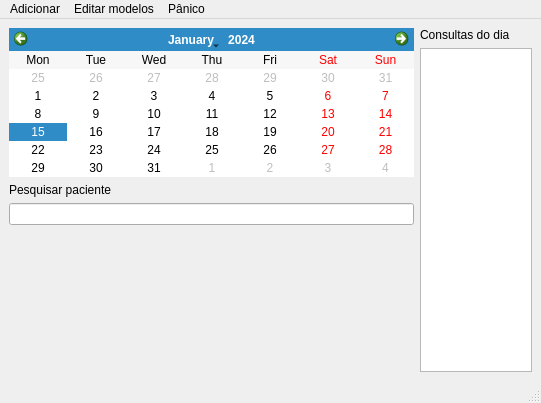
First picture: the form in calendar.ui, repository brudel/RaqMed, before the edit.
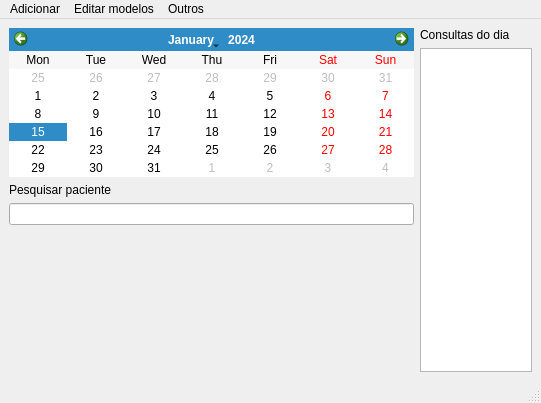
Second picture: the form after the edit. Icons and pictures are not drawn.

The edit to the form file:
```diff
--- a/calendar.ui
+++ b/calendar.ui
@@ -126,7 +126,7 @@
    </widget>
    <widget class="QMenu" name="menuP_nico">
     <property name="title">
-     <string>Pânico</string>
+     <string>Outros</string>
     </property>
     <addaction name="actionApagar_todos_os_arquivos_do_computador_e_n_o_ligar_mais"/>
    </widget>
```
Left out of the diff: 10 changed lines with no effect on the pictures.
